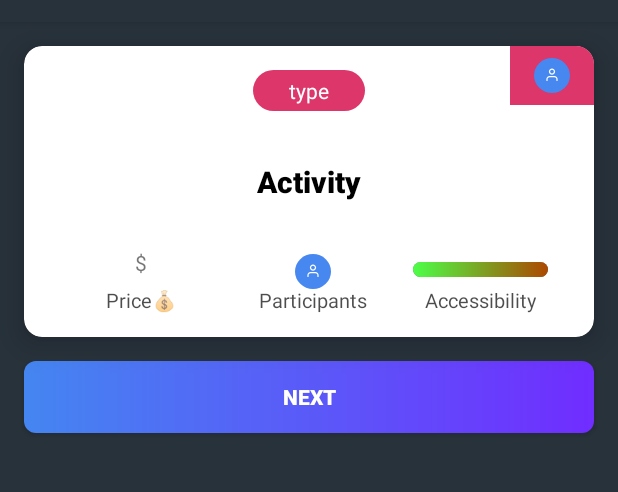
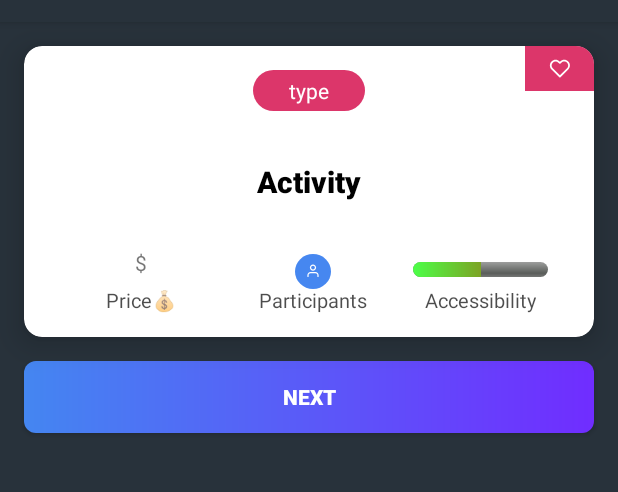
Before and after one commit to Tameki/bored-app-android-l3-1, an Android app: the MainActivity screen opened directly, with no data from a screen before it, on a phone screen of 412 x 824 dp, the part 62-554 px from its top. Run offline under Robolectric (Android 15) with nearby library versions, the phone set to English and light mode, and no system bars; our stand-ins replace ButterKnife.

Commit message:
Bored action request options Basic appPreferences and apiClient unit tests

```diff
--- a/app/src/main/java/com/geektech/boredapp/AppPreferences.java
+++ b/app/src/main/java/com/geektech/boredapp/AppPreferences.java
@@ -4,7 +4,7 @@ import com.geektech.boredapp.utils.ISharedStorage;
 
 public class AppPreferences {
 
-    private static final String PREF_IS_FIRST_LAUNCH = "is_first_launch";
+    public static final String PREF_IS_FIRST_LAUNCH = "is_first_launch";
     private static final String PREF_IS_LIGHT_MODE = "is_light_mode";
 
     private ISharedStorage sharedStorage;
--- /dev/null
+++ b/app/src/main/java/com/geektech/boredapp/data/ActionRequestOptions.java
@@ -0,0 +1,87 @@
+package com.geektech.boredapp.data;
+
+public class ActionRequestOptions {
+    private String key;
+    private String type;
+    private Float minPrice;
+    private Float maxPrice;
+    private Float minAccessibility;
+    private Float maxAccessibility;
+    private Integer participants;
+
+    public ActionRequestOptions(
+            String type,
+            Float minPrice,
+            Float maxPrice,
+            Float minAccessibility,
+            Float maxAccessibility,
+            Integer participants
+    ) {
+        this.type = type;
+        this.minPrice = minPrice;
+        this.maxPrice = maxPrice;
+        this.minAccessibility = minAccessibility;
+        this.maxAccessibility = maxAccessibility;
+        this.participants = participants;
+    }
+
+    public ActionRequestOptions(String key) {
+        this.key = key;
+    }
+
+    public String getKey() {
+        return key;
+    }
+
+    public void setKey(String key) {
+        this.key = key;
+    }
+
+    public Integer getParticipants() {
+        return participants;
+    }
+
+    public void setParticipants(Integer participants) {
+        this.participants = participants;
+    }
+
+    public String getType() {
+        return type;
+    }
+
+    public void setType(String type) {
+        this.type = type;
+    }
+
+    public Float getMinPrice() {
+        return minPrice;
+    }
+
+    public void setMinPrice(Float minPrice) {
+        this.minPrice = minPrice;
+    }
+
+    public Float getMaxPrice() {
+        return maxPrice;
+    }
+
+    public void setMaxPrice(Float maxPrice) {
+        this.maxPrice = maxPrice;
+    }
+
+    public Float getMinAccessibility() {
+        return minAccessibility;
+    }
+
+    public void setMinAccessibility(Float minAccessibility) {
+        this.minAccessibility = minAccessibility;
+    }
+
+    public Float getMaxAccessibility() {
+        return maxAccessibility;
+    }
+
+    public void setMaxAccessibility(Float maxAccessibility) {
+        this.maxAccessibility = maxAccessibility;
+    }
+}
--- a/app/src/main/java/com/geektech/boredapp/data/BoredApiClient.java
+++ b/app/src/main/java/com/geektech/boredapp/data/BoredApiClient.java
@@ -1,4 +1,6 @@
 package com.geektech.boredapp.data;
+
+import android.util.Log;
 
 import com.geektech.boredapp.core.CoreApiClient;
 import com.geektech.boredapp.core.ResponseHandler;
@@ -15,10 +17,22 @@ public class BoredApiClient extends CoreApiClient
     BoredNetworkClient client = getRetrofit("http://www.boredapi.com/")
             .create(BoredNetworkClient.class);
 
-    //TODO: Pass type, minPrice, maxPrice, minAccessibility, maxAccessibility
     @Override
-    public void getBoredAction(final BoredActionCallback callback) {
-        Call<BoredAction> call = client.getBoredAction("");
+    public void getBoredAction(
+            ActionRequestOptions requestOptions,
+            final BoredActionCallback callback
+    ) {
+        Call<BoredAction> call = client.getBoredAction(
+                requestOptions.getKey(),
+                requestOptions.getType(),
+                requestOptions.getMinPrice(),
+                requestOptions.getMaxPrice(),
+                requestOptions.getMinAccessibility(),
+                requestOptions.getMaxAccessibility(),
+                requestOptions.getParticipants()
+        );
+
+        Log.d("ololo", "Url " + call.request().url().toString());
 
         call.enqueue(new ResponseHandler<BoredAction>() {
             @Override
@@ -33,10 +47,16 @@ public class BoredApiClient extends CoreApiClient
         });
     }
 
-    private interface BoredNetworkClient {
+    public interface BoredNetworkClient {
         @GET("api/activity/")
         Call<BoredAction> getBoredAction(
-                @Query("key") String value //TODO: Pass type
+                @Query("key") String key,
+                @Query("type") String type,
+                @Query("minprice") Float minPrice,
+                @Query("maxprice") Float maxPrice,
+                @Query("minaccessibility") Float minAccessibility,
+                @Query("maxaccessibility") Float maxAccessibility,
+                @Query("participants") Integer participants
         );
     }
 }
--- a/app/src/main/java/com/geektech/boredapp/data/IBoredApiClient.java
+++ b/app/src/main/java/com/geektech/boredapp/data/IBoredApiClient.java
@@ -5,7 +5,10 @@ import com.geektech.boredapp.model.BoredAction;
 
 public interface IBoredApiClient {
 
-    void getBoredAction(BoredActionCallback callback);
+    void getBoredAction(
+            ActionRequestOptions requestOptions,
+            BoredActionCallback callback
+    );
 
     interface BoredActionCallback extends CoreCallback<BoredAction> {}
 }
--- a/app/src/main/java/com/geektech/boredapp/main/MainActivity.java
+++ b/app/src/main/java/com/geektech/boredapp/main/MainActivity.java
@@ -7,16 +7,29 @@ import android.content.Intent;
 import android.os.Bundle;
 import android.util.Log;
 import android.view.View;
+import android.view.animation.Animation;
+import android.view.animation.AnimationUtils;
+import android.widget.ImageView;
 
 import com.geektech.boredapp.App;
 import com.geektech.boredapp.R;
+import com.geektech.boredapp.data.ActionRequestOptions;
 import com.geektech.boredapp.data.IBoredApiClient;
 import com.geektech.boredapp.model.BoredAction;
 
+import butterknife.BindView;
 import butterknife.ButterKnife;
 import butterknife.OnClick;
 
 public class MainActivity extends AppCompatActivity {
+
+    @BindView(R.id.action_like_img)
+    ImageView likeImg;
+
+    @BindView(R.id.action_like_container)
+    View likeImgContainer;
+
+    private boolean isLiked = false;
 
     @OnClick(R.id.refresh)
     void onClick(View view) {
@@ -38,6 +51,18 @@ public class MainActivity extends AppCompatActivity {
         ButterKnife.bind(this);
 
         refreshAction();
+
+        likeImgContainer.setOnClickListener(view -> {
+            Animation anim = AnimationUtils.loadAnimation(this, R.anim.scale_anim);
+            likeImg.startAnimation(anim);
+
+            isLiked = !isLiked;
+            if (isLiked) {
+                likeImg.setImageResource(R.drawable.ic_heart_filled);
+            } else {
+                likeImg.setImageResource(R.drawable.ic_heart_empty);
+            }
+        });
     }
 
     //endregion
@@ -60,13 +85,20 @@ public class MainActivity extends AppCompatActivity {
         showLoading();
 
         //TODO Fetch configs from View's
+        ActionRequestOptions requestOptions = new ActionRequestOptions(
+                null,
+                0.0f,
+                1.0f,
+                0f,
+                1f,
+                null
+        );
 
-        App.boredApiClient.getBoredAction(new IBoredApiClient.BoredActionCallback() {
+        App.boredApiClient.getBoredAction(requestOptions, new IBoredApiClient.BoredActionCallback() {
             @Override
             public void onSuccess(BoredAction action) {
                 hideLoading();
-                Log.d("ololo", "Response " + action.getActivity() + " " +
-                        action.getType());
+                Log.d("ololo", "Response " + action.toString());
             }
 
             @Override
--- /dev/null
+++ b/app/src/main/res/drawable/ic_heart_empty.xml
@@ -0,0 +1,10 @@
+<vector xmlns:android="http://schemas.android.com/apk/res/android"
+    android:width="14dp"
+    android:height="14dp"
+    android:viewportWidth="14"
+    android:viewportHeight="14">
+  <path
+      android:pathData="M8.6993,1.4555C9.1595,1.2648 9.6527,1.1667 10.1508,1.1667C10.6488,1.1667 11.142,1.2648 11.6022,1.4555C12.0622,1.6461 12.4802,1.9255 12.8323,2.2777C13.1845,2.6297 13.4641,3.0479 13.6547,3.508C13.8454,3.9681 13.9435,4.4613 13.9435,4.9594C13.9435,5.4575 13.8454,5.9507 13.6547,6.4108C13.4641,6.8709 13.1846,7.289 12.8324,7.641C12.8324,7.6411 12.8324,7.641 12.8324,7.641L7.6757,12.7977C7.4479,13.0255 7.0786,13.0255 6.8508,12.7977L1.6941,7.641C0.9829,6.9298 0.5833,5.9652 0.5833,4.9594C0.5833,3.9536 0.9829,2.989 1.6941,2.2778C2.4053,1.5665 3.37,1.167 4.3758,1.167C5.3816,1.167 6.3462,1.5665 7.0574,2.2778L7.2633,2.4836L7.469,2.2778C7.469,2.2778 7.469,2.2779 7.469,2.2778C7.8211,1.9256 8.2392,1.6461 8.6993,1.4555ZM10.1508,2.3333C9.8059,2.3333 9.4645,2.4013 9.1459,2.5333C8.8274,2.6653 8.5379,2.8587 8.2942,3.1026L7.6757,3.7211C7.4479,3.9488 7.0786,3.9488 6.8508,3.7211L6.2325,3.1027C5.74,2.6103 5.0722,2.3337 4.3758,2.3337C3.6794,2.3337 3.0115,2.6103 2.5191,3.1027C2.0266,3.5951 1.75,4.263 1.75,4.9594C1.75,5.6558 2.0266,6.3237 2.5191,6.8161L7.2633,11.5603L12.0075,6.8161C12.2513,6.5723 12.4449,6.2828 12.5769,5.9642C12.7089,5.6457 12.7768,5.3042 12.7768,4.9594C12.7768,4.6146 12.7089,4.2731 12.5769,3.9546C12.4449,3.636 12.2514,3.3466 12.0075,3.1028C11.7638,2.8589 11.4742,2.6653 11.1556,2.5333C10.837,2.4013 10.4956,2.3333 10.1508,2.3333Z"
+      android:fillColor="#ffffff"
+      android:fillType="evenOdd"/>
+</vector>
--- /dev/null
+++ b/app/src/main/res/drawable/ic_heart_filled.xml
@@ -0,0 +1,13 @@
+<vector xmlns:android="http://schemas.android.com/apk/res/android"
+    android:width="14dp"
+    android:height="14dp"
+    android:viewportWidth="14"
+    android:viewportHeight="14">
+  <path
+      android:pathData="M8.6993,1.4555C9.1595,1.2648 9.6527,1.1667 10.1508,1.1667C10.6488,1.1667 11.142,1.2648 11.6022,1.4555C12.0622,1.6461 12.4802,1.9255 12.8323,2.2777C13.1845,2.6297 13.4641,3.0479 13.6547,3.508C13.8454,3.9681 13.9435,4.4613 13.9435,4.9594C13.9435,5.4575 13.8454,5.9507 13.6547,6.4108C13.4641,6.8709 13.1846,7.289 12.8324,7.641C12.8324,7.6411 12.8324,7.641 12.8324,7.641L7.6757,12.7977C7.4479,13.0255 7.0786,13.0255 6.8508,12.7977L1.6941,7.641C0.9829,6.9298 0.5833,5.9652 0.5833,4.9594C0.5833,3.9536 0.9829,2.989 1.6941,2.2778C2.4053,1.5665 3.37,1.167 4.3758,1.167C5.3816,1.167 6.3462,1.5665 7.0574,2.2778L7.2633,2.4836L7.469,2.2778C7.469,2.2778 7.469,2.2779 7.469,2.2778C7.8211,1.9256 8.2392,1.6461 8.6993,1.4555ZM10.1508,2.3333C9.8059,2.3333 9.4645,2.4013 9.1459,2.5333C8.8274,2.6653 8.5379,2.8587 8.2942,3.1026L7.6757,3.7211C7.4479,3.9488 7.0786,3.9488 6.8508,3.7211L6.2325,3.1027C5.74,2.6103 5.0722,2.3337 4.3758,2.3337C3.6794,2.3337 3.0115,2.6103 2.5191,3.1027C2.0266,3.5951 1.75,4.263 1.75,4.9594C1.75,5.6558 2.0266,6.3237 2.5191,6.8161L7.2633,11.5603L12.0075,6.8161C12.2513,6.5723 12.4449,6.2828 12.5769,5.9642C12.7089,5.6457 12.7768,5.3042 12.7768,4.9594C12.7768,4.6146 12.7089,4.2731 12.5769,3.9546C12.4449,3.636 12.2514,3.3466 12.0075,3.1028C11.7638,2.8589 11.4742,2.6653 11.1556,2.5333C10.837,2.4013 10.4956,2.3333 10.1508,2.3333Z"
+      android:fillColor="#ffffff"
+      android:fillType="evenOdd"/>
+  <path
+      android:pathData="M1,6L2,2.5H2.5H3L4,2H5L5.5,2.5L7,3H7.5L10,2H11.5L12.5,3L13.5,4.5L13,6L7,12L1,6Z"
+      android:fillColor="#ffffff"/>
+</vector>
--- a/app/src/main/res/layout/activity_main.xml
+++ b/app/src/main/res/layout/activity_main.xml
@@ -35,18 +35,25 @@
                 android:background="@drawable/bg_main_rounded"
                 android:text="type"/>
 
-            <ImageView
-                android:id="@+id/action_like_img"
+            <RelativeLayout
+                android:id="@+id/action_like_container"
                 android:layout_width="wrap_content"
                 android:layout_height="wrap_content"
+                android:background="@color/pink"
                 app:layout_constraintRight_toRightOf="parent"
-                app:layout_constraintTop_toTopOf="parent"
-                android:paddingRight="16dp"
-                android:paddingLeft="16dp"
-                android:paddingTop="8dp"
-                android:paddingBottom="8dp"
-                android:src="@drawable/ic_participants_1"
-                android:background="@color/pink"/>
+                app:layout_constraintTop_toTopOf="parent">
+
+                <ImageView
+                    android:id="@+id/action_like_img"
+                    android:layout_width="wrap_content"
+                    android:layout_height="wrap_content"
+                    android:paddingRight="16dp"
+                    android:paddingLeft="16dp"
+                    android:paddingTop="8dp"
+                    android:paddingBottom="8dp"
+                    android:src="@drawable/ic_heart_empty" />
+
+            </RelativeLayout>
 
             <TextView
                 style="@style/AppTheme.BigText"
@@ -115,7 +122,7 @@
                 app:layout_constraintLeft_toLeftOf="@+id/action_accessibility"
                 app:layout_constraintRight_toRightOf="@+id/action_accessibility"
                 android:layout_marginBottom="@dimen/element_margin"
-                android:progress="100"
+                android:progress="50"
                 android:max="100"
                 android:progressDrawable="@drawable/bg_progress"/>
 
--- a/build.gradle
+++ b/build.gradle
@@ -4,8 +4,8 @@ buildscript {
     repositories {
         google()
         jcenter()
+    }
 
-    }
     dependencies {
         classpath 'com.android.tools.build:gradle:3.5.0'
 
@@ -18,7 +18,7 @@ allprojects {
     repositories {
         google()
         jcenter()
-
+        maven { url "https://jitpack.io" }
     }
 }
 
```
Also changed, not shown: app/build.gradle (+8 -3 lines), app/src/main/java/com/geektech/boredapp/model/BoredAction.java (+13 -0 lines), app/src/main/res/anim/scale_anim.xml (added, +15 -0 lines), 3 other files.
